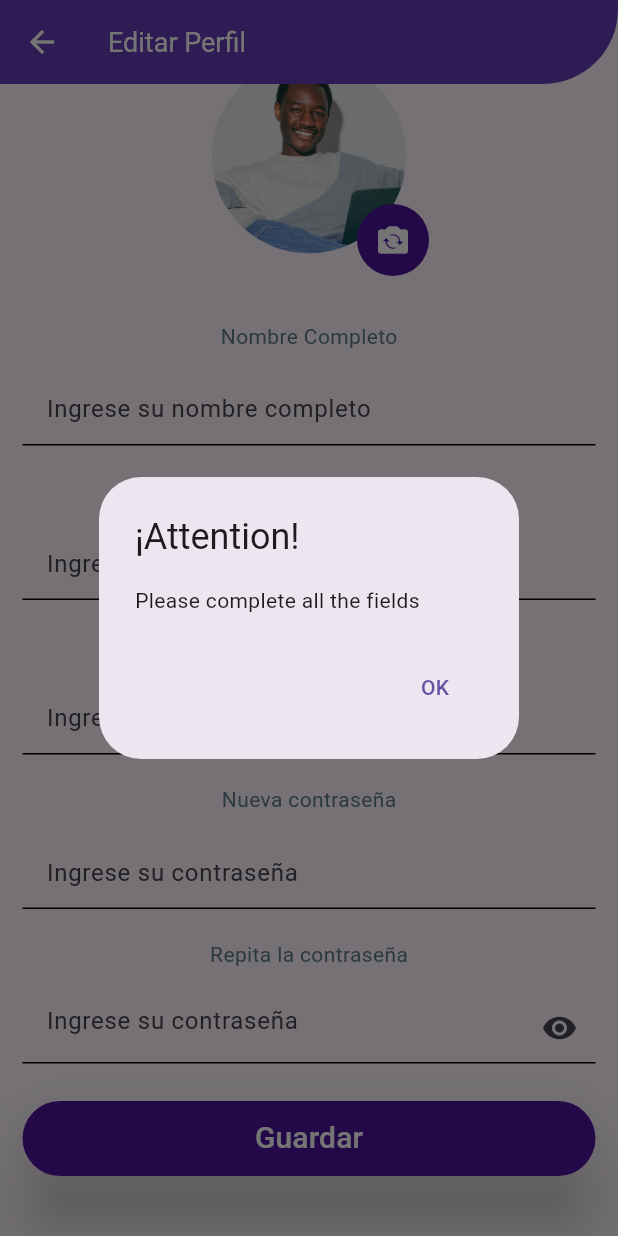
After one commit to Team-Alfa-DS/Frontend-Alfa-CleanArq, a Flutter app: the EditProfile screen opened directly, scrolled down 32 dp, after a tap on "Guardar", on a phone screen of 412 x 824 dp. The commit adds this screen. Run offline on Flutter 3.47's test engine with Material 3 defaults, Android fonts, the phone set to English and light mode, and no system bars; our stand-ins replace bloc, carousel_slider, dio, email_validator, equatable, fl_chart and 8 more; accounts and stored records are empty; network calls fail.

Commit message:
Se modifico la pantalla de profile y se creo la pantalla de editar perfil, faltaria funcionalidad de esta.

```diff
--- /dev/null
+++ b/lib/aplication/BLoC/user/update_user/bloc/update_user_bloc.dart
@@ -0,0 +1,59 @@
+import 'package:alpha_gymnastic_center/aplication/localStorage/local_storage.dart';
+import 'package:alpha_gymnastic_center/aplication/use_cases/user/update_user_use_case.dart';
+import 'package:bloc/bloc.dart';
+import 'package:equatable/equatable.dart';
+
+import '../../../../../common/failure.dart';
+import '../../../../../domain/interfaces/user_interfaces.dart';
+import '../../register/register_bloc.dart';
+
+part 'update_user_event.dart';
+part 'update_user_state.dart';
+
+class UpdateUserBloc extends Bloc<UpdateUserEvent, UpdateUserState> {
+  final UpdateUserUseCase updateUseCase;
+
+  UpdateUserBloc({required this.updateUseCase}) : super(UpdateUserInitial()) {
+    on<UpdateUserSubmitted>(_onSubmitted);
+  }
+
+  Future<void> _onSubmitted(
+      UpdateUserSubmitted event, Emitter<UpdateUserState> emit) async {
+    emit(UpdateUserLoading());
+
+    final result = await updateUseCase.execute(
+      UpdateUserUseCaseInput(
+        name: event.name,
+        email: event.email,
+        password: event.password,
+        phone: event.phone,
+      ),
+    );
+
+    if (result.hasValue()) {
+      /*emit(UpdateUserSuccess(updateUserResponse: result.value!));*/
+    } else {
+      emit(UpdateUserFailure(failure: result.failure!));
+    }
+  }
+
+  /*Future<void> _onSubmitted(
+      RegisterSubmitted event, Emitter<RegisterState> emit) async {
+    emit(RegisterLoading());
+
+    final result = await registerUseCase.execute(
+      RegisterUseCaseInput(
+        name: event.name,
+        email: event.email,
+        password: event.password,
+        phone: event.phone,
+      ),
+    );
+
+    if (result.hasValue()) {
+      emit(RegisterSuccess(registerUserResponse: result.value!));
+    } else {
+      emit(RegisterFailure(failure: result.failure!));
+    }
+  }*/
+}
--- /dev/null
+++ b/lib/aplication/BLoC/user/update_user/bloc/update_user_event.dart
@@ -0,0 +1,24 @@
+part of 'update_user_bloc.dart';
+
+class UpdateUserEvent extends Equatable {
+  const UpdateUserEvent();
+
+  @override
+  List<Object> get props => [];
+}
+class UpdateUserSubmitted extends UpdateUserEvent {
+  final String name;
+  final String email;
+  final String password;
+  final String phone;
+
+  const UpdateUserSubmitted({
+    required this.name,
+    required this.email,
+    required this.password,
+    required this.phone,
+  });
+
+  @override
+  List<Object> get props => [name, email, password, phone];
+}
--- /dev/null
+++ b/lib/aplication/BLoC/user/update_user/bloc/update_user_state.dart
@@ -0,0 +1,29 @@
+part of 'update_user_bloc.dart';
+
+sealed class UpdateUserState extends Equatable {
+  const UpdateUserState();
+
+  @override
+  List<Object> get props => [];
+}
+
+final class UpdateUserInitial extends UpdateUserState {}
+final class UpdateUserLoading extends UpdateUserState {}
+
+/*class UpdateUserSuccess extends UpdateUserState {
+  final RegisterUserResponse updateUserResponse;
+
+  const UpdateUserSuccess({required this.updateUserResponse});
+
+  @override
+  List<Object> get props => [updateUserResponse];
+}*/
+
+class UpdateUserFailure extends UpdateUserState {
+  final Failure failure;
+
+  const UpdateUserFailure({required this.failure});
+
+  @override
+  List<Object> get props => [failure];
+}
--- a/lib/infraestructure/presentation/pages/course/Course_detailed.dart
+++ b/lib/infraestructure/presentation/pages/course/Course_detailed.dart
@@ -188,7 +188,7 @@ class _CourseDetailedScreenState extends State<CourseDetailedScreen> {
                                       course.lessons[index].title,
                                       style: Theme.of(context)
                                           .textTheme
-                                          .subtitle2
+                                          .titleSmall
                                           ?.copyWith(color: Colors.black),
                                     ),
                                     const Divider(
--- /dev/null
+++ b/lib/infraestructure/presentation/pages/profilescreen/edit_profile.dart
@@ -0,0 +1,427 @@
+import 'dart:async';
+import 'dart:io';
+import 'dart:typed_data';
+
+import 'package:alpha_gymnastic_center/aplication/BLoC/user/update_user/bloc/update_user_bloc.dart';
+import 'package:alpha_gymnastic_center/aplication/use_cases/user/update_user_use_case.dart';
+import 'package:alpha_gymnastic_center/infraestructure/presentation/pages/course/Course.dart';
+import 'package:email_validator/email_validator.dart';
+
+import 'package:flutter/cupertino.dart';
+import 'package:flutter/material.dart';
+import 'package:flutter/widgets.dart';
+import 'package:flutter_bloc/flutter_bloc.dart';
+import 'package:get_it/get_it.dart';
+import 'package:image_picker/image_picker.dart';
+
+class EditProfile extends StatefulWidget {
+  const EditProfile({super.key});
+
+  @override
+  State<EditProfile> createState() => _EditProfileState();
+}
+
+class _EditProfileState extends State<EditProfile> {
+  TextEditingController nameController = TextEditingController();
+  TextEditingController phoneController = TextEditingController();
+  TextEditingController emailController = TextEditingController();
+  TextEditingController passwordController = TextEditingController();
+  Uint8List? _image;
+  File? selectedImage;
+
+  @override
+  Widget build(BuildContext context) {
+    return BlocProvider(
+      create: (context) => UpdateUserBloc(
+        updateUseCase: GetIt.instance<UpdateUserUseCase>(),
+      ),
+      child: BlocListener<UpdateUserBloc, UpdateUserState>(
+          listener: (context, state) {
+            /*if(state1){
+
+          }
+          else if(state2){
+
+          }*/
+            // TODO: implement listener
+          },
+          child: Scaffold(
+            appBar: const YogaAppBar(title: "Editar Perfil"),
+            body: SingleChildScrollView(
+              child: Column(
+                //crossAxisAlignment: CrossAxisAlignment.center,
+                children: [
+                  Stack(
+                    alignment: AlignmentDirectional.bottomEnd,
+                    children: [
+                      _image != null
+                          ? CircleAvatar(
+                              //*Imagen actualizada
+                              radius: 80.0,
+                              backgroundImage: MemoryImage(_image!),
+                              backgroundColor: Colors.transparent,
+                            )
+                          : const CircleAvatar(
+                              //*Imagen Vieja
+                              radius: 80.0,
+                              backgroundImage:
+                                  AssetImage('assets/images/user.png'),
+                              backgroundColor: Colors.transparent,
+                            ),
+                      Container(
+                        decoration: BoxDecoration(
+                          borderRadius: BorderRadius.circular(50.0),
+                          color: const Color(0xFF4F14A0),
+                        ),
+                        child: IconButton(
+                          onPressed: () {
+                            showImagePickerOption(context);
+                          },
+                          icon: const Icon(Icons.flip_camera_ios_rounded),
+                          color: Colors.white,
+                        ),
+                      ),
+                    ],
+                  ),
+                  const SizedBox(height: 30),
+                  _buildGreyText("Nombre Completo"),
+                  _buildInputField(nameController, 'nombre completo'),
+                  const SizedBox(height: 5),
+                  _buildGreyText("Email"),
+                  _buildInputField(emailController, 'correo'),
+                  const SizedBox(height: 5),
+                  _buildGreyText("Numero de Telefono"),
+                  _buildInputField(phoneController, 'numero de telefono'),
+                  const SizedBox(height: 5),
+                  _buildGreyText("Nueva contraseña"),
+                  _buildInputField(
+                    passwordController,
+                    'contraseña',
+                  ),
+                  const SizedBox(height: 5),
+                  _buildGreyText("Repita la contraseña"),
+                  _buildInputField(passwordController, 'contraseña',
+                      isPassword: true),
+                  const SizedBox(height: 10),
+                  _buildRegisterButton(),
+                  const SizedBox(height: 40),
+                ],
+              ),
+            ),
+          )),
+    );
+  }
+
+  void showImagePickerOption(BuildContext context) {
+    showModalBottomSheet(
+        context: context,
+        builder: (builder) {
+          return Padding(
+            padding: const EdgeInsets.all(15.0),
+            child: SizedBox(
+              width: MediaQuery.of(context).size.width,
+              height: MediaQuery.of(context).size.height / 4,
+              child: Row(
+                children: [
+                  Expanded(
+                    child: InkWell(
+                      onTap: () {
+                        _pickImageFromGallery();
+                      },
+                      child: const SizedBox(
+                        child: Column(
+                          children: [
+                            Icon(Icons.image, size: 70),
+                            Text('Galeria'),
+                          ],
+                        ),
+                      ),
+                    ),
+                  ),
+                  Expanded(
+                    child: InkWell(
+                      onTap: () {
+                        _pickImageFromCamera();
+                      },
+                      child: const SizedBox(
+                        child: Column(
+                          children: [
+                            Icon(Icons.camera_enhance, size: 70),
+                            Text('Galeria'),
+                          ],
+                        ),
+                      ),
+                    ),
+                  )
+                ],
+              ),
+            ),
+          );
+        });
+  }
+
+//*Gallery
+  Future _pickImageFromGallery() async {
+    final returnImage =
+        await ImagePicker().pickImage(source: ImageSource.gallery);
+    if (returnImage == null) return;
+    setState(() {
+      selectedImage = File(returnImage.path);
+      _image = File(returnImage.path).readAsBytesSync();
+    });
+    Navigator.of(context).pop();
+  }
+
+//*Camera
+  Future _pickImageFromCamera() async {
+    final returnImage =
+        await ImagePicker().pickImage(source: ImageSource.camera);
+    if (returnImage == null) return;
+    setState(() {
+      selectedImage = File(returnImage.path);
+      _image = File(returnImage.path).readAsBytesSync();
+    });
+    Navigator.of(context).pop();
+  }
+
+//*Boton para registrar
+  Widget _buildRegisterButton() {
+    return BlocBuilder<UpdateUserBloc, UpdateUserState>(
+      builder: (context, state) {
+        if (state is UpdateUserLoading) {
+          return const CircularProgressIndicator();
+        }
+        return Padding(
+          padding: const EdgeInsets.symmetric(horizontal: 15),
+          child: ElevatedButton(
+            onPressed: () {
+              if (nameController.text.isNotEmpty &&
+                  phoneController.text.isNotEmpty &&
+                  emailController.text.isNotEmpty &&
+                  passwordController.text.isNotEmpty) {
+                if (nameController.text.length >= 3 &&
+                    nameController.text.length <= 30) {
+                  if (RegExp(r'^[0-9]+$').hasMatch(phoneController.text) &&
+                      phoneController.text.length == 11) {
+                    if (EmailValidator.validate(emailController.text)) {
+                      BlocProvider.of<UpdateUserBloc>(context).add(
+                        UpdateUserSubmitted(
+                          name: nameController.text,
+                          email: emailController.text,
+                          password: passwordController.text,
+                          phone: phoneController.text,
+                        ),
+                      );
+                    } else {
+                      showDialog(
+                        context: context,
+                        builder: (BuildContext context) {
+                          return AlertDialog(
+                            title: const Text("¡Attention!"),
+                            content: const Text("You must put a email"),
+                            actions: [
+                              TextButton(
+                                onPressed: () {
+                                  Navigator.of(context).pop();
+                                },
+                                child: const Text("OK"),
+                              ),
+                            ],
+                          );
+                        },
+                      );
+                    }
+                  } else {
+                    showDialog(
+                      context: context,
+                      builder: (BuildContext context) {
+                        return AlertDialog(
+                          title: const Text("¡Attention!"),
+                          content:
+                              const Text("Please write a phone number valid"),
+                          actions: [
+                            TextButton(
+                              onPressed: () {
+                                Navigator.of(context).pop();
+                              },
+                              child: const Text("OK"),
+                            ),
+                          ],
+                        );
+                      },
+                    );
+                  }
+                } else {
+                  showDialog(
+                    context: context,
+                    builder: (BuildContext context) {
+                      return AlertDialog(
+                        title: const Text("¡Attention!"),
+                        content: const Text(
+                            "The name must be between 3 and 30 caracters"),
+                        actions: [
+                          TextButton(
+                            onPressed: () {
+                              Navigator.of(context).pop();
+                            },
+                            child: const Text("OK"),
+                          ),
+                        ],
+                      );
+                    },
+                  );
+                }
+              } else {
+                showDialog(
+                  context: context,
+                  builder: (BuildContext context) {
+                    return AlertDialog(
+                      title: const Text("¡Attention!"),
+                      content: const Text("Please complete all the fields"),
+                      actions: [
+                        TextButton(
+                          onPressed: () {
+                            Navigator.of(context).pop();
+                          },
+                          child: const Text("OK"),
+                        ),
+                      ],
+                    );
+                  },
+                );
+              }
+            },
+            style: ElevatedButton.styleFrom(
+              shape: const StadiumBorder(),
+              elevation: 20,
+              backgroundColor: const Color(0xFF4F14A0),
+              minimumSize: const Size.fromHeight(50),
+              //maximumSize: const Size.fromWidth(20)
+            ),
+            child: const Text(
+              "Guardar",
+              style: TextStyle(
+                color: Colors.white,
+                fontSize: 20.0,
+              ),
+            ),
+          ),
+        );
+      },
+    );
+  }
+}
+
+/*class FormGeneral extends StatelessWidget {
+  //final ValueChanged<String> onValue;
+
+  const FormGeneral({super.key});
+
+  @override
+  Widget build(BuildContext context) {
+    final textController = TextEditingController();
+    final focusNode = FocusNode();
+    const outlineInputBorder = UnderlineInputBorder(
+      borderSide: BorderSide(color: Colors.black),
+      //borderRadius: BorderRadius.circular(40),
+    );
+
+    const inputDecoration = InputDecoration(
+        hintText: 'End your message with a "?"',
+        enabledBorder: outlineInputBorder,
+        focusedBorder: outlineInputBorder,
+        filled: true,
+        fillColor: Colors.white
+        /*suffixIcon: IconButton(
+        icon: const Icon(Icons.send_outlined),
+        onPressed: () {
+          final textValue = textController.value.text;
+          textController.clear();
+          onValue(textValue);
+        },
+      ),*/
+        );
+    return Padding(
+      padding: const EdgeInsets.all(15.0),
+      child: Column(
+        children: [
+          Text('Hola'),
+          TextFormField(
+            onTapOutside: (event) {
+              focusNode.unfocus();
+            },
+            focusNode: focusNode,
+            controller: textController,
+            decoration: inputDecoration,
+            onFieldSubmitted: (value) {
+              textController.clear();
+              focusNode.requestFocus();
+              //onValue(value);
+            },
+          ),
+        ],
+      ),
+    );
+  }
+}*/
+
+Widget _buildInputField(TextEditingController controller, String tipo,
+    {bool isPassword = false}) {
+  final focusNode = FocusNode();
+  const outlineInputBorder = UnderlineInputBorder(
+    borderSide: BorderSide(color: Colors.black),
+    //borderRadius: BorderRadius.circular(40),
+  );
+
+  final inputDecoration = InputDecoration(
+    hintText: 'Ingrese su $tipo',
+    enabledBorder: outlineInputBorder,
+    focusedBorder: outlineInputBorder,
+    filled: true,
+    fillColor: Colors.transparent,
+    iconColor: Colors.black,
+    suffixIcon: isPassword ? const Icon(Icons.remove_red_eye) : null,
+  );
+  return Padding(
+    padding: const EdgeInsets.all(15.0),
+    child: Column(
+      children: [
+        TextFormField(
+          onTapOutside: (event) {
+            focusNode.unfocus();
+          },
+          focusNode: focusNode,
+          controller: controller,
+          decoration: inputDecoration,
+          obscureText: isPassword,
+          onFieldSubmitted: (value) {
+            controller.clear();
+            focusNode.requestFocus();
+            //onValue(value);
+          },
+        ),
+      ],
+    ),
+  );
+}
+
+Widget _buildGreyText(String text) {
+  return Text(
+    text,
+    style: const TextStyle(color: Colors.blueGrey),
+    textAlign: TextAlign.start,
+  );
+}
+
+/*Widget _buildInputField(TextEditingController controller,
+    {bool isPassword = false}) {
+  return TextField(
+    controller: controller,
+    style: const TextStyle(color: Colors.black),
+    decoration: InputDecoration(
+      iconColor: Colors.black,
+      suffixIcon: isPassword ? const Icon(Icons.remove_red_eye) : null,
+    ),
+    obscureText: isPassword,
+  );
+}*/
--- a/lib/infraestructure/presentation/pages/profilescreen/profile.dart
+++ b/lib/infraestructure/presentation/pages/profilescreen/profile.dart
@@ -3,6 +3,8 @@ import 'dart:async';
 import 'package:flutter/material.dart';
 import 'package:alpha_gymnastic_center/infraestructure/presentation/widgets/scrollHorizontal.dart';
 import 'package:alpha_gymnastic_center/infraestructure/presentation/widgets/navegation.dart';
+import 'package:flutter_bloc/flutter_bloc.dart';
+import 'package:go_router/go_router.dart';
 import 'package:shared_preferences/shared_preferences.dart';
 import 'package:fl_chart/fl_chart.dart';
 
@@ -286,7 +288,7 @@ class PerfilUsuario extends StatelessWidget {
                 IconButton(
                   icon: const Icon(Icons.edit, color: Colors.white),
                   onPressed: () {
-                    //TODO: Falta esto perfil.
+                    context.push('/editProfile');
                   },
                 ),
               ],
```
Also changed, not shown: lib/aplication/use_cases/user/update_user_use_case.dart (+4 -3 lines), pubspec.yaml (+24 -28 lines), pubspec.lock, 6 other files.
